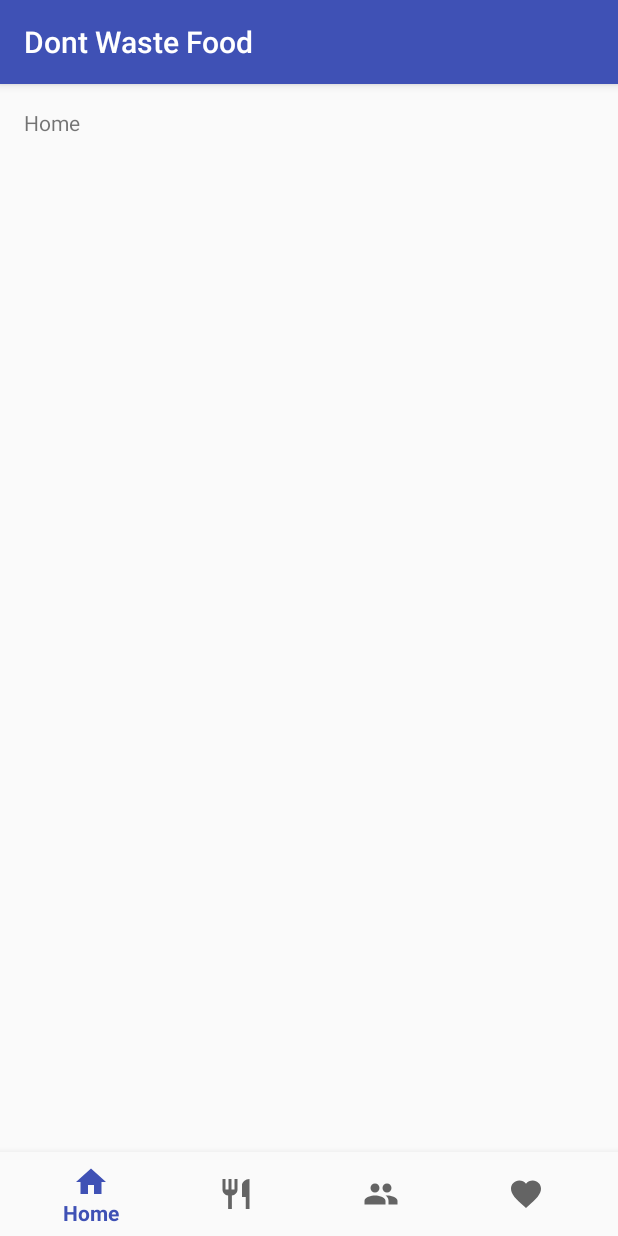
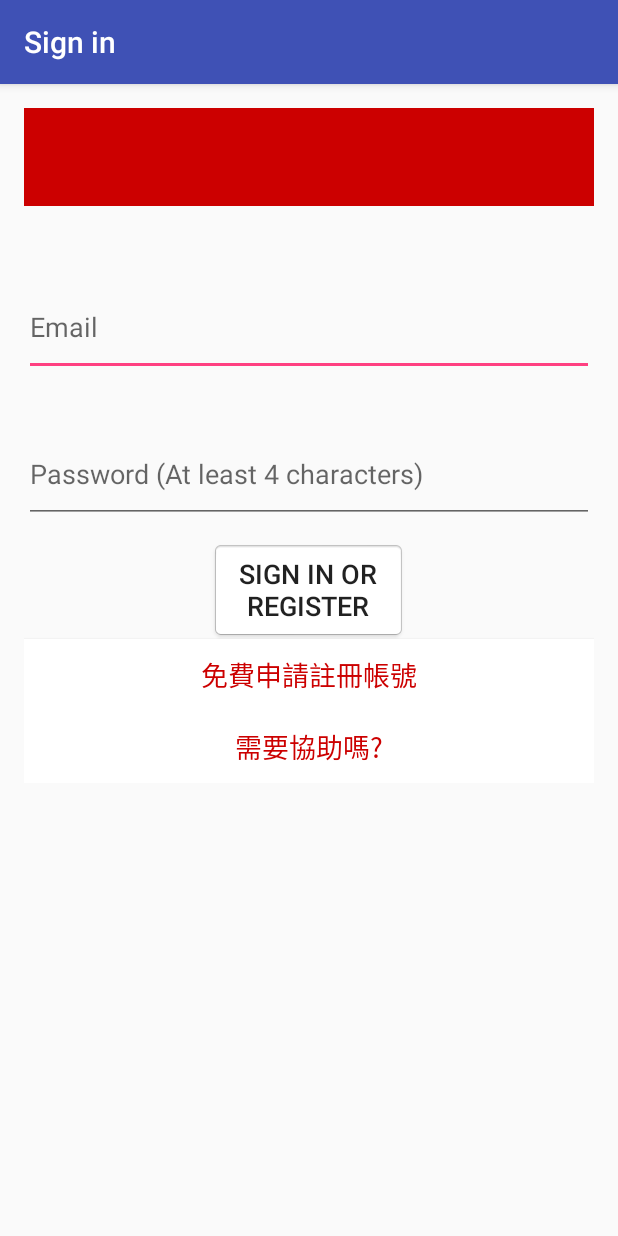
Before and after one commit to turtle11311/Dont-Waste-Food, an Android app: the screen it shows after launch (MainActivity before the commit, LoginActivity after it), on a phone screen of 412 x 824 dp. Run offline under Robolectric (Android 15) with nearby library versions, the phone set to English and light mode, and no system bars; 5 statements that could not run were skipped.

Commit message:
Add LoginActivity & move user DB to it

```diff
--- a/app/build.gradle
+++ b/app/build.gradle
@@ -50,4 +50,8 @@ dependencies {
     androidTestImplementation 'com.android.support.test:runner:1.0.1'
     androidTestImplementation 'com.android.support.test.espresso:espresso-core:3.0.1'
     compile 'com.google.protobuf:protobuf-java:3.5.0'
+    implementation "org.jetbrains.kotlin:kotlin-stdlib-jre7:$kotlin_version"
 }
+
+apply plugin: 'kotlin-android'
+apply plugin: 'kotlin-android-extensions'
--- /dev/null
+++ b/app/src/main/java/com/dwf/dontwastefood/LoginActivity.kt
@@ -0,0 +1,273 @@
+package com.dwf.dontwastefood
+
+import android.Manifest.permission.READ_CONTACTS
+import android.annotation.TargetApi
+import android.app.LoaderManager.LoaderCallbacks
+import android.content.CursorLoader
+import android.content.Intent
+import android.content.Loader
+import android.content.pm.PackageManager
+import android.content.res.AssetManager
+import android.database.Cursor
+import android.net.Uri
+import android.os.AsyncTask
+import android.os.Build
+import android.os.Bundle
+import android.provider.ContactsContract
+import android.support.design.widget.Snackbar
+import android.support.v7.app.AppCompatActivity
+import android.text.TextUtils
+import android.view.View
+import android.view.inputmethod.EditorInfo
+import android.widget.ArrayAdapter
+import android.widget.TextView
+import com.dwf.dontwastefood.proto.UserModel
+import com.google.protobuf.TextFormat
+import kotlinx.android.synthetic.main.activity_login.*
+import java.io.InputStreamReader
+import java.util.*
+import java.util.regex.Pattern
+
+/**
+ * A login screen that offers login via email/password.
+ */
+class LoginActivity : AppCompatActivity(), LoaderCallbacks<Cursor> {
+    val EXTRA_EMAIL: String = "EXTRA_EMAIL"
+    var userList: List<UserModel.User>? = null
+
+    private var mEmailPattern: Pattern? = null
+    /**
+     * Keep track of the login task to ensure we can cancel it if requested.
+     */
+    private var mAuthTask: UserLoginTask? = null
+    private var mAssetManager: AssetManager? = null
+
+    override fun onCreate(savedInstanceState: Bundle?) {
+        super.onCreate(savedInstanceState)
+        setContentView(R.layout.activity_login)
+        // Set up the login form.
+        populateAutoComplete()
+        password.setOnEditorActionListener(TextView.OnEditorActionListener { _, id, _ ->
+            if (id == EditorInfo.IME_ACTION_DONE || id == EditorInfo.IME_NULL) {
+                attemptLogin()
+                return@OnEditorActionListener true
+            }
+            false
+        })
+
+        mEmailPattern = Pattern.compile(getString(R.string.pattern_email))
+
+        mAssetManager = assets
+        email_sign_in_button.setOnClickListener { attemptLogin() }
+
+        loadUserDatabase()
+    }
+
+    private fun loadUserDatabase() {
+        val users = UserModel.Users.newBuilder()
+        TextFormat.merge(InputStreamReader(assets.open("users.prototext")), users)
+        userList = users.userList
+    }
+
+    private fun populateAutoComplete() {
+        if (!mayRequestContacts()) {
+            return
+        }
+
+        loaderManager.initLoader(0, null, this)
+    }
+
+    private fun mayRequestContacts(): Boolean {
+        if (checkSelfPermission(READ_CONTACTS) == PackageManager.PERMISSION_GRANTED) {
+            return true
+        }
+        if (shouldShowRequestPermissionRationale(READ_CONTACTS)) {
+            Snackbar.make(email, R.string.permission_rationale, Snackbar.LENGTH_INDEFINITE)
+                    .setAction(android.R.string.ok,
+                            { requestPermissions(arrayOf(READ_CONTACTS), REQUEST_READ_CONTACTS) })
+        } else {
+            requestPermissions(arrayOf(READ_CONTACTS), REQUEST_READ_CONTACTS)
+        }
+        return false
+    }
+
+    /**
+     * Callback received when a permissions request has been completed.
+     */
+    override fun onRequestPermissionsResult(requestCode: Int, permissions: Array<String>,
+                                            grantResults: IntArray) {
+        if (requestCode == REQUEST_READ_CONTACTS) {
+            if (grantResults.size == 1 && grantResults[0] == PackageManager.PERMISSION_GRANTED) {
+                populateAutoComplete()
+            }
+        }
+    }
+
+
+    /**
+     * Attempts to sign in or register the account specified by the login form.
+     * If there are form errors (invalid email, missing fields, etc.), the
+     * errors are presented and no actual login attempt is made.
+     */
+    private fun attemptLogin() {
+        if (mAuthTask != null) {
+            return
+        }
+
+        // Reset errors.
+        email.error = null
+        password.error = null
+
+        // Store values at the time of the login attempt.
+        val emailStr = email.text.toString()
+        val passwordStr = password.text.toString()
+
+        var cancel = false
+        var focusView: View? = null
+
+        // Check for a valid password, if the user entered one.
+        if (!TextUtils.isEmpty(passwordStr) && !isPasswordValid(passwordStr)) {
+            password.error = getString(R.string.error_invalid_password)
+            focusView = password
+            cancel = true
+        }
+
+        // Check for a valid email address.
+        if (TextUtils.isEmpty(emailStr)) {
+            email.error = getString(R.string.error_field_required)
+            focusView = email
+            cancel = true
+        } else if (!isEmailValid(emailStr)) {
+            email.error = getString(R.string.error_invalid_email)
+            focusView = email
+            cancel = true
+        }
+
+        if (cancel) {
+            // There was an error; don't attempt login and focus the first
+            // form field with an error.
+            focusView?.requestFocus()
+        } else {
+            // Show a progress spinner, and kick off a background task to
+            // perform the user login attempt.
+            showProgress(true)
+            mAuthTask = UserLoginTask(emailStr, passwordStr)
+            mAuthTask!!.execute(null as Void?)
+        }
+    }
+
+    private fun isEmailValid(email: String): Boolean {
+        return mEmailPattern?.toRegex()?.matches(email) == true
+    }
+
+    private fun isPasswordValid(password: String): Boolean {
+        return password.length > 4
+    }
+
+    /**
+     * Shows the progress UI and hides the login form.
+     */
+    @TargetApi(Build.VERSION_CODES.HONEYCOMB_MR2)
+    private fun showProgress(show: Boolean) {
+        // The ViewPropertyAnimator APIs are not available, so simply show
+        // and hide the relevant UI components.
+        login_progress.visibility = if (show) View.VISIBLE else View.GONE
+        login_form.visibility = if (show) View.GONE else View.VISIBLE
+    }
+
+    override fun onCreateLoader(i: Int, bundle: Bundle?): Loader<Cursor> {
+        return CursorLoader(this,
+                // Retrieve data rows for the device user's 'profile' contact.
+                Uri.withAppendedPath(ContactsContract.Profile.CONTENT_URI,
+                        ContactsContract.Contacts.Data.CONTENT_DIRECTORY), ProfileQuery.PROJECTION,
+
+                // Select only email addresses.
+                ContactsContract.Contacts.Data.MIMETYPE + " = ?", arrayOf(ContactsContract.CommonDataKinds.Email
+                .CONTENT_ITEM_TYPE),
+
+                // Show primary email addresses first. Note that there won't be
+                // a primary email address if the user hasn't specified one.
+                ContactsContract.Contacts.Data.IS_PRIMARY + " DESC")
+    }
+
+    override fun onLoadFinished(cursorLoader: Loader<Cursor>, cursor: Cursor) {
+        val emails = ArrayList<String>()
+        cursor.moveToFirst()
+        while (!cursor.isAfterLast) {
+            emails.add(cursor.getString(ProfileQuery.ADDRESS))
+            cursor.moveToNext()
+        }
+
+        addEmailsToAutoComplete(emails)
+    }
+
+    override fun onLoaderReset(cursorLoader: Loader<Cursor>) {
+
+    }
+
+    private fun addEmailsToAutoComplete(emailAddressCollection: List<String>) {
+        //Create adapter to tell the AutoCompleteTextView what to show in its dropdown list.
+        val adapter = ArrayAdapter(this@LoginActivity,
+                android.R.layout.simple_dropdown_item_1line, emailAddressCollection)
+
+        email.setAdapter(adapter)
+    }
+
+    object ProfileQuery {
+        val PROJECTION = arrayOf(
+                ContactsContract.CommonDataKinds.Email.ADDRESS,
+                ContactsContract.CommonDataKinds.Email.IS_PRIMARY)
+        val ADDRESS = 0
+        val IS_PRIMARY = 1
+    }
+
+    /**
+     * Represents an asynchronous login/registration task used to authenticate
+     * the user.
+     */
+    inner class UserLoginTask internal constructor(private val mEmail: String, private val mPassword: String) : AsyncTask<Void, Void, Boolean>() {
+
+        override fun doInBackground(vararg params: Void): Boolean {
+            try {
+                // Simulate network access.
+                Thread.sleep(2000)
+            } catch (e: InterruptedException) {
+                return false
+            }
+
+            return userList
+                    ?.map { it.email }
+                    ?.firstOrNull { it == mEmail } != null
+        }
+
+        override fun onPostExecute(success: Boolean?) {
+            mAuthTask = null
+            showProgress(false)
+
+            if (success!!) {
+                val intent = Intent(this@LoginActivity, MainActivity::class.java)
+                intent.putExtra(EXTRA_EMAIL, mEmail)
+                startActivity(intent)
+                finish()
+            } else {
+                password.error = getString(R.string.error_incorrect_credential)
+                password.requestFocus()
+                email.error = getString(R.string.error_incorrect_credential)
+                email.requestFocus()
+            }
+        }
+
+        override fun onCancelled() {
+            mAuthTask = null
+            showProgress(false)
+        }
+    }
+
+    companion object {
+
+        /**
+         * Id to identity READ_CONTACTS permission request.
+         */
+        private val REQUEST_READ_CONTACTS = 0
+    }
+}
--- /dev/null
+++ b/app/src/main/res/layout/activity_login.xml
@@ -0,0 +1,108 @@
+<LinearLayout xmlns:android="http://schemas.android.com/apk/res/android"
+    xmlns:tools="http://schemas.android.com/tools"
+    android:layout_width="match_parent"
+    android:layout_height="match_parent"
+    android:gravity="center_horizontal"
+    android:orientation="vertical"
+    android:paddingBottom="@dimen/activity_vertical_margin"
+    android:paddingLeft="@dimen/activity_horizontal_margin"
+    android:paddingRight="@dimen/activity_horizontal_margin"
+    android:paddingTop="@dimen/activity_vertical_margin"
+    tools:context="com.dwf.dontwastefood.LoginActivity">
+
+    <!-- Login progress -->
+    <ProgressBar
+        android:id="@+id/login_progress"
+        style="?android:attr/progressBarStyleLarge"
+        android:layout_width="wrap_content"
+        android:layout_height="wrap_content"
+        android:visibility="gone" />
+
+    <ScrollView
+        android:id="@+id/login_form"
+        android:layout_width="match_parent"
+        android:layout_height="match_parent">
+
+        <LinearLayout
+            android:id="@+id/email_login_form"
+            android:layout_width="match_parent"
+            android:layout_height="wrap_content"
+            android:orientation="vertical">
+
+            <ImageView
+                android:id="@+id/imageView4"
+                android:layout_width="match_parent"
+                android:layout_height="65dp"
+                android:src="@android:color/holo_red_dark" />
+
+            <Space
+                android:layout_width="match_parent"
+                android:layout_height="48dp" />
+
+            <TableRow
+                android:layout_width="match_parent"
+                android:layout_height="76dp">
+
+                <AutoCompleteTextView
+                    android:id="@+id/email"
+                    android:layout_width="match_parent"
+                    android:layout_height="65dp"
+                    android:ems="10"
+                    android:inputType="textEmailAddress"
+                    android:hint="@string/prompt_email"
+                    android:textColor="@android:color/black" />
+            </TableRow>
+
+            <Space
+                android:layout_width="match_parent"
+                android:layout_height="22dp" />
+
+            <TableRow
+                android:layout_width="match_parent"
+                android:layout_height="77dp">
+
+                <EditText
+                    android:id="@+id/password"
+                    android:layout_width="match_parent"
+                    android:layout_height="65dp"
+                    android:ems="10"
+                    android:hint="@string/prompt_password"
+                    android:inputType="textPassword" />
+            </TableRow>
+
+            <TableRow
+                android:layout_width="match_parent"
+                android:layout_height="65dp"
+                android:gravity="center_horizontal">
+
+                <Button
+                    android:id="@+id/email_sign_in_button"
+                    android:layout_width="130dp"
+                    android:layout_height="match_parent"
+                    android:background="@android:drawable/editbox_background_normal"
+                    android:text="@string/action_sign_in"
+                    android:textSize="18sp" />
+            </TableRow>
+
+            <Button
+                android:id="@+id/regist"
+                android:layout_width="match_parent"
+                android:layout_height="wrap_content"
+                android:background="@android:color/background_light"
+                android:text="免費申請註冊帳號"
+                android:textAlignment="center"
+                android:textColor="@android:color/holo_red_dark"
+                android:textSize="18sp" />
+
+            <Button
+                android:id="@+id/help"
+                android:layout_width="match_parent"
+                android:layout_height="wrap_content"
+                android:background="@android:color/background_light"
+                android:text="需要協助嗎?"
+                android:textColor="@android:color/holo_red_dark"
+                android:textSize="18sp" />
+
+        </LinearLayout>
+    </ScrollView>
+</LinearLayout>
--- a/app/src/main/res/values/strings.xml
+++ b/app/src/main/res/values/strings.xml
@@ -4,4 +4,21 @@
     <string name="title_recipe">Recipe</string>
     <string name="title_profile">Profile</string>
     <string name="title_favorite">Favorites</string>
+    <string name="title_activity_login">Sign in</string>
+
+    <!-- Strings related to login -->
+    <string name="prompt_email">Email</string>
+    <string name="prompt_password">Password (At least 4 characters)</string>
+    <string name="action_sign_in">Sign in or register</string>
+    <string name="action_sign_in_short">Sign in</string>
+    <string name="error_invalid_email">This email address is invalid</string>
+    <string name="error_invalid_password">This password is too short</string>
+    <string name="error_incorrect_credential">This credential is incorrect</string>
+    <string name="error_field_required">This field is required</string>
+    <string name="permission_rationale">"Contacts permissions are needed for providing email
+        completions."
+    </string>
+
+    <!-- Patterns -->
+    <string name="pattern_email">(?:[a-z0-9!#\$%&amp;\'*+/=?^_`{|}~-]+(?:\\.[a-z0-9!#\$%&amp;\'*+/=?^_`{|}~-]+)*|\"(?:[\\x01-\\x08\\x0b\\x0c\\x0e-\\x1f\\x21\\x23-\\x5b\\x5d-\\x7f]|\\\\[\\x01-\\x09\\x0b\\x0c\\x0e-\\x7f])*\")@(?:(?:[a-z0-9](?:[a-z0-9-]*[a-z0-9])?\\.)+[a-z0-9](?:[a-z0-9-]*[a-z0-9])?|\\[(?:(?:25[0-5]|2[0-4][0-9]|[01]?[0-9][0-9]?)\\.){3}(?:25[0-5]|2[0-4][0-9]|[01]?[0-9][0-9]?|[a-z0-9-]*[a-z0-9]:(?:[\\x01-\\x08\\x0b\\x0c\\x0e-\\x1f\\x21-\\x5a\\x53-\\x7f]|\\\\[\\x01-\\x09\\x0b\\x0c\\x0e-\\x7f])+)\\])</string>
 </resources>
--- a/build.gradle
+++ b/build.gradle
@@ -1,6 +1,7 @@
 // Top-level build file where you can add configuration options common to all sub-projects/modules.
 
 buildscript {
+    ext.kotlin_version = '1.2.10'
 
     repositories {
         google()
@@ -9,6 +10,7 @@ buildscript {
     dependencies {
         classpath 'com.android.tools.build:gradle:3.0.1'
         classpath 'com.google.protobuf:protobuf-gradle-plugin:0.8.3'
+        classpath "org.jetbrains.kotlin:kotlin-gradle-plugin:$kotlin_version"
 
         // NOTE: Do not place your application dependencies here; they belong
         // in the individual module build.gradle files
```
Also changed, not shown: app/src/main/AndroidManifest.xml (+10 -2 lines).
